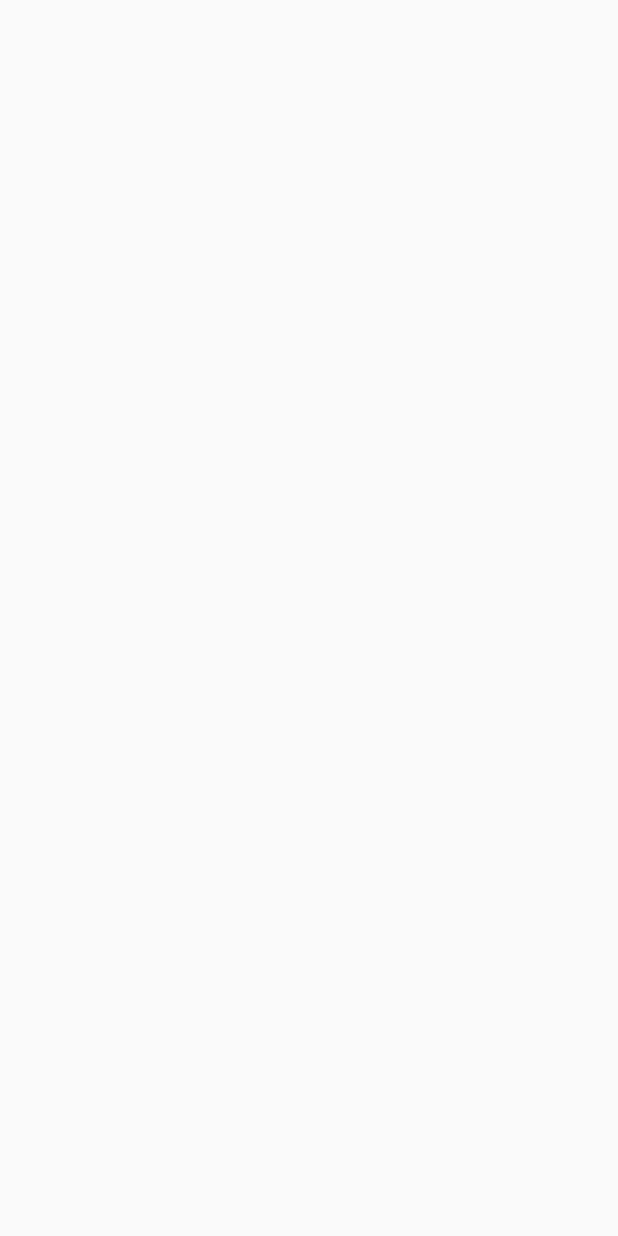
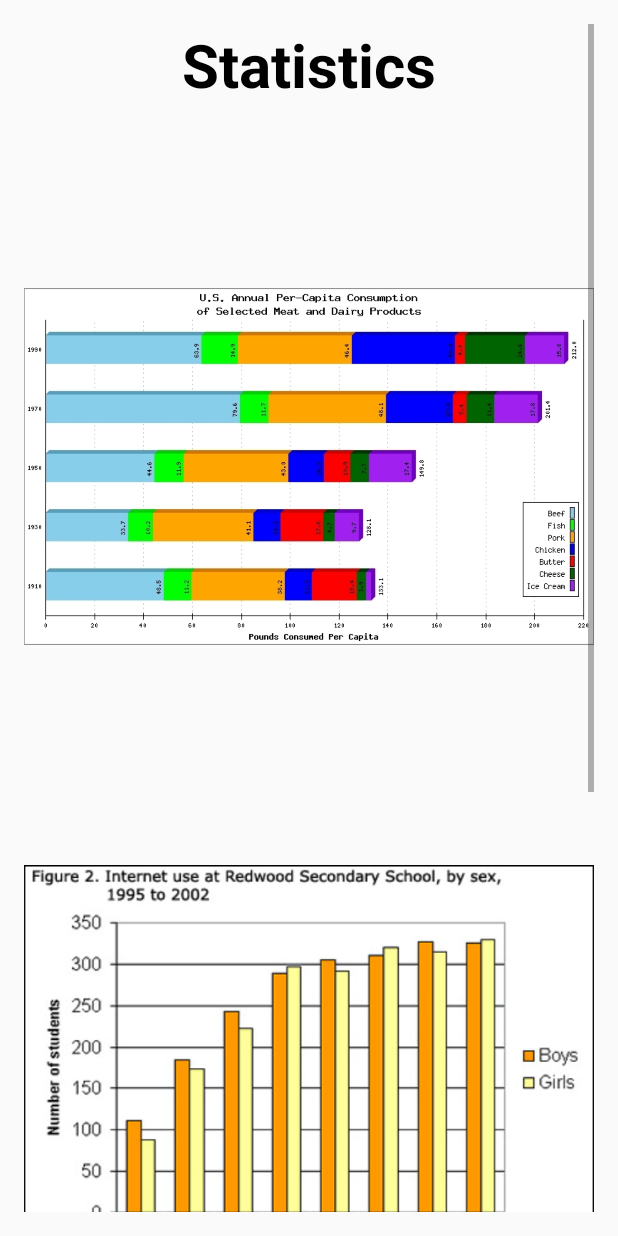
Before and after one commit to JaschaThiel/mamn01-purely-interactive, an Android app: the ResultActivity screen opened directly, with no data from a screen before it, on a phone screen of 412 x 824 dp. Before the commit the screen is empty. Run offline under Robolectric (Android 15) with nearby library versions, the phone set to English and light mode, and no system bars.

Commit message:
created screll view and added random graphs

```diff
--- a/app/src/main/AndroidManifest.xml
+++ b/app/src/main/AndroidManifest.xml
@@ -26,13 +26,11 @@
         <activity
             android:name=".MapActivity"
             android:label="@string/title_activity_main2"
-            android:theme="@style/AppTheme.NoActionBar"></activity>
-
+            android:theme="@style/AppTheme.NoActionBar" />
         <activity
             android:name=".ResultActivity"
             android:label="@string/title_activity_main2"
-            android:theme="@style/AppTheme.NoActionBar"></activity>
-
+            android:theme="@style/AppTheme.NoActionBar" />
     </application>
 
 </manifest>
--- a/app/src/main/java/com/mamn01/pi/kingofcampus/ResultActivity.java
+++ b/app/src/main/java/com/mamn01/pi/kingofcampus/ResultActivity.java
@@ -1,10 +1,13 @@
 package com.mamn01.pi.kingofcampus;
 
-import android.app.Activity;
+import android.support.v7.app.AppCompatActivity;
+import android.os.Bundle;
 
-/**
- * Created by Assar on 2018-05-02.
- */
+public class ResultActivity extends AppCompatActivity {
 
-public class ResultActivity extends Activity {
+    @Override
+    protected void onCreate(Bundle savedInstanceState) {
+        super.onCreate(savedInstanceState);
+        setContentView(R.layout.activity_result);
+    }
 }
--- /dev/null
+++ b/app/src/main/res/layout/activity_result.xml
@@ -0,0 +1,56 @@
+<?xml version="1.0" encoding="utf-8"?>
+<RelativeLayout
+    xmlns:android="http://schemas.android.com/apk/res/android"
+    xmlns:tools="http://schemas.android.com/tools"
+    android:id="@+id/activity_result"
+    android:layout_width="match_parent"
+    android:layout_height="match_parent"
+    android:paddingLeft="@dimen/activity_horizontal_margin"
+    android:paddingRight="@dimen/activity_horizontal_margin"
+    android:paddingTop="@dimen/activity_vertical_margin"
+    android:paddingBottom="@dimen/activity_vertical_margin">
+
+    <ScrollView
+        android:layout_width="match_parent"
+        android:layout_height="match_parent">
+
+        <LinearLayout
+            android:layout_width="match_parent"
+            android:layout_height="wrap_content"
+            android:orientation="vertical" >
+
+            <TextView
+                android:id="@+id/txt_top"
+                android:layout_width="match_parent"
+                android:layout_height="wrap_content"
+                android:layout_centerHorizontal="true"
+                android:text="Statistics"
+                android:textAlignment="center"
+                android:textColor="#000"
+                android:textSize="40sp"
+                android:textStyle="bold" />
+
+            <ImageView
+                android:id="@+id/img_chart1"
+                android:layout_width="match_parent"
+                android:layout_height="482dp"
+                android:layout_below="@+id/txt_top"
+                android:src="@drawable/chart1" />
+
+            <ImageView
+                android:id="@+id/img_chart2"
+                android:layout_width="match_parent"
+                android:layout_height="wrap_content"
+                android:layout_below="@+id/img_chart1"
+                android:src="@drawable/chart2" />
+
+            <ImageView
+                android:id="@+id/img_chart3"
+                android:layout_width="match_parent"
+                android:layout_height="wrap_content"
+                android:layout_below="@+id/img_chart2"
+                android:src="@drawable/chart3" />
+        </LinearLayout>
+    </ScrollView>
+
+</RelativeLayout>
```
Also changed, not shown: app/src/main/res/drawable/chart1.png (added), app/src/main/res/drawable/chart2.jpg (added), app/src/main/res/drawable/chart3.png (added).
